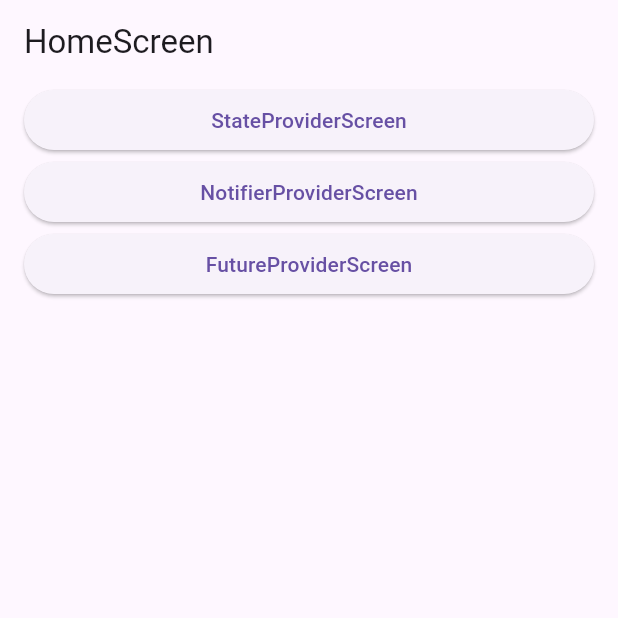
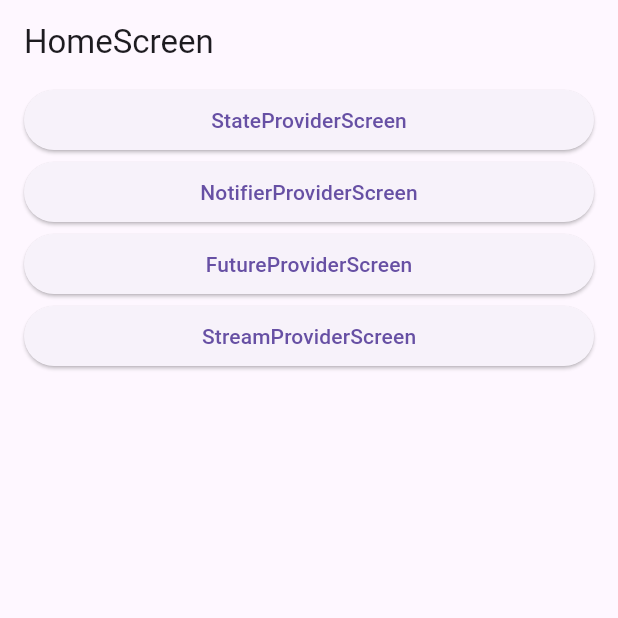
Before and after one commit to Myoungmin/flutter_riverpod_fundamentals, a Flutter app: the screen it shows after launch, on a phone screen of 412 x 824 dp, the top half of it. Run offline on Flutter 3.47's test engine with Material 3 defaults, Android fonts, the light colour scheme and no system bars; our stand-ins replace flutter_riverpod.

Commit message:
StreamProvider 실습

```diff
--- a/lib/screen/home_screen.dart
+++ b/lib/screen/home_screen.dart
@@ -3,6 +3,7 @@ import 'package:flutter_riverpod_fundamentals/layout/default_layout.dart';
 import 'package:flutter_riverpod_fundamentals/screen/future_provider_screen.dart';
 import 'package:flutter_riverpod_fundamentals/screen/notifier_provider_screen.dart';
 import 'package:flutter_riverpod_fundamentals/screen/state_provider_screen.dart';
+import 'package:flutter_riverpod_fundamentals/screen/stream_provider_screen.dart';
 
 class HomeScreen extends StatelessWidget {
   const HomeScreen({super.key});
@@ -38,6 +39,14 @@ class HomeScreen extends StatelessWidget {
             },
             child: const Text('FutureProviderScreen'),
           ),
+          ElevatedButton(
+            onPressed: () {
+              Navigator.of(context).push(
+                MaterialPageRoute(builder: (_) => const StreamProviderScreen()),
+              );
+            },
+            child: const Text('StreamProviderScreen'),
+          ),
         ],
       ),
     );
```
Also changed, not shown: lib/riverpod/stream_provider.dart (added, +8 -0 lines), lib/screen/stream_provider_screen.dart (added, +24 -0 lines).
